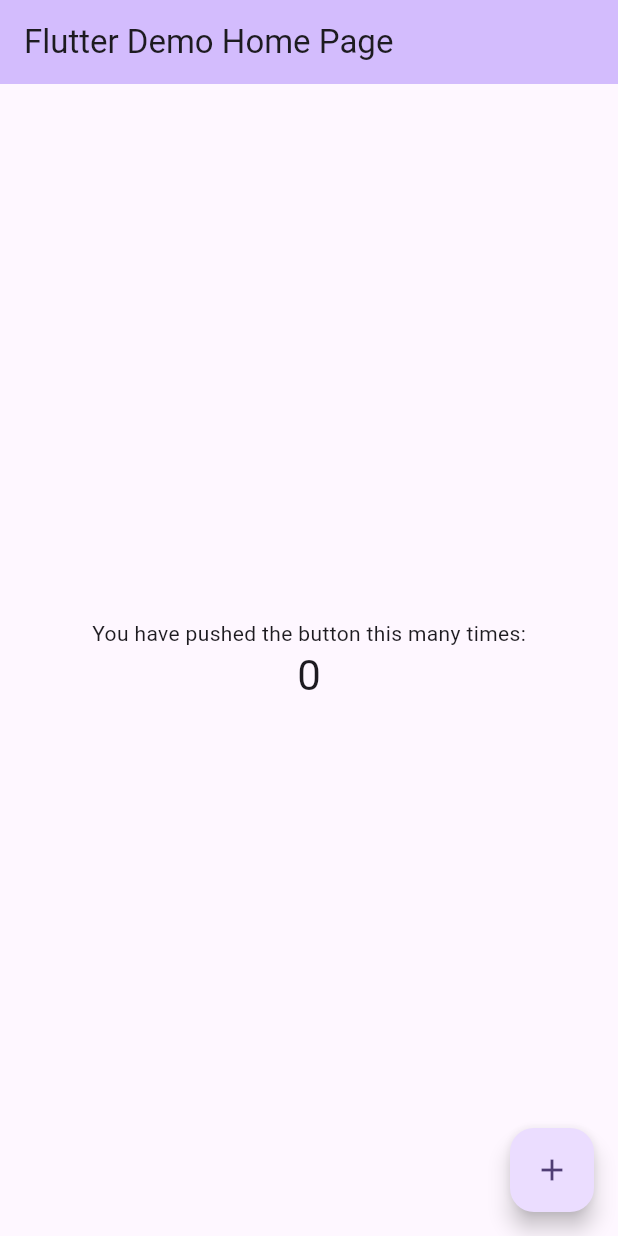
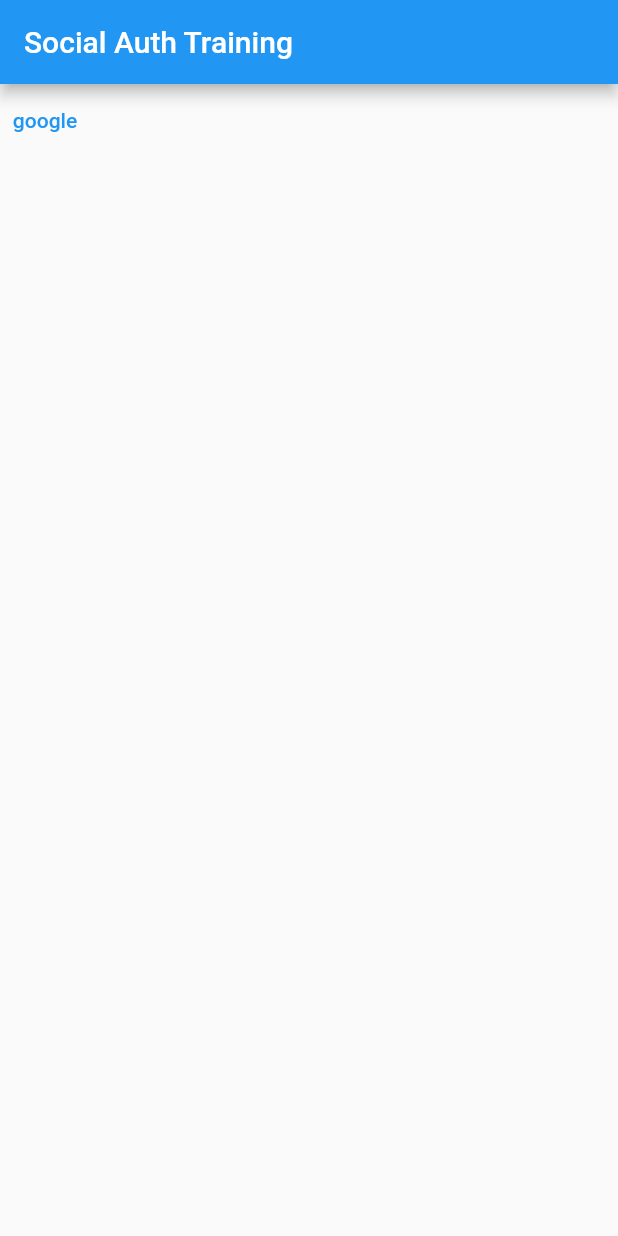
Before and after one commit to sternisien/bloc_social_auth_training, a Flutter app: the screen it shows after launch, on a phone screen of 412 x 824 dp. Run offline on Flutter 3.47's test engine with Material 2 defaults, Android fonts, the light colour scheme and no system bars; our stand-ins replace firebase_auth, firebase_core, flutter_bloc, google_sign_in; accounts and stored records are empty; generated files the repository leaves out were written again.

Commit message:
bloc nav bar + auth

```diff
--- /dev/null
+++ b/lib/bloc/authentification/auth_bloc.dart
@@ -0,0 +1,36 @@
+import 'package:bloc_social_auth_training/bloc/authentification/events/auth_event_check_already_sign_in.dart';
+import 'package:bloc_social_auth_training/bloc/authentification/events/auth_event_sign_in.dart';
+import 'package:bloc_social_auth_training/bloc/authentification/events/auth_event_sign_out.dart';
+import 'package:bloc_social_auth_training/bloc/authentification/states/auth_state.dart';
+import 'package:bloc_social_auth_training/bloc/authentification/states/auth_state_logged.dart';
+import 'package:bloc_social_auth_training/bloc/authentification/states/auth_state_logged_out.dart';
+import 'package:bloc_social_auth_training/bloc/authentification/states/auth_state_uninitialize.dart';
+import 'package:bloc_social_auth_training/services/auth_service.dart';
+import 'package:firebase_auth/firebase_auth.dart';
+import 'package:flutter_bloc/flutter_bloc.dart';
+import 'package:google_sign_in/google_sign_in.dart';
+
+import 'events/auth_event.dart';
+
+class AuthBloc extends Bloc<AuthEvent, AuthState> {
+  AuthBloc(AuthService authService) : super(AuthStateUninitialize()) {
+    on<AuthEventCheckAlreadySignIn>((event, emit) => {
+          if (authService.isSignInWithFirebase())
+            {emit(AuthStateLogged(user: authService.getCurrentUser()))}
+        });
+    on<AuthEventSignIn>((event, emit) async {
+      final GoogleSignInAuthentication googleAuthenticationAccount =
+          await authService.signInWithGoogle();
+      await authService.signInToFirestore(
+          googleSignInAuthentication: googleAuthenticationAccount);
+      emit(AuthStateLogged(user: FirebaseAuth.instance.currentUser));
+    });
+
+    on<AuthEventSignOut>((event, emit) {
+      try {
+        authService.signOutFromFirebase(event.getCurrentUser());
+      } catch (e) {}
+      emit(AuthStateLoggedOut());
+    });
+  }
+}
--- /dev/null
+++ b/lib/bloc/authentification/events/auth_event.dart
@@ -0,0 +1 @@
+abstract class AuthEvent {}
--- /dev/null
+++ b/lib/bloc/authentification/events/auth_event_check_already_sign_in.dart
@@ -0,0 +1,3 @@
+import 'package:bloc_social_auth_training/bloc/authentification/events/auth_event.dart';
+
+class AuthEventCheckAlreadySignIn extends AuthEvent {}
--- /dev/null
+++ b/lib/bloc/authentification/events/auth_event_sign_in.dart
@@ -0,0 +1,3 @@
+import 'package:bloc_social_auth_training/bloc/authentification/events/auth_event.dart';
+
+class AuthEventSignIn extends AuthEvent {}
--- /dev/null
+++ b/lib/bloc/authentification/events/auth_event_sign_out.dart
@@ -0,0 +1,14 @@
+import 'package:bloc_social_auth_training/bloc/authentification/events/auth_event.dart';
+import 'package:firebase_auth/firebase_auth.dart';
+
+class AuthEventSignOut extends AuthEvent {
+  late User? _currentUser;
+
+  AuthEventSignOut(User? currentUser) {
+    _currentUser = currentUser;
+  }
+
+  User? getCurrentUser() {
+    return _currentUser;
+  }
+}
--- /dev/null
+++ b/lib/bloc/authentification/states/auth_state.dart
@@ -0,0 +1,11 @@
+import 'package:firebase_auth/firebase_auth.dart';
+
+abstract class AuthState {
+  final User? _currentUser;
+
+  AuthState(User? user) : _currentUser = user;
+
+  User? getCurrentUser() {
+    return _currentUser;
+  }
+}
--- /dev/null
+++ b/lib/bloc/authentification/states/auth_state_logged.dart
@@ -0,0 +1,6 @@
+import 'package:bloc_social_auth_training/bloc/authentification/states/auth_state.dart';
+import 'package:firebase_auth/firebase_auth.dart';
+
+class AuthStateLogged extends AuthState {
+  AuthStateLogged({required User? user}) : super(user);
+}
--- /dev/null
+++ b/lib/bloc/authentification/states/auth_state_logged_out.dart
@@ -0,0 +1,5 @@
+import 'package:bloc_social_auth_training/bloc/authentification/states/auth_state.dart';
+
+class AuthStateLoggedOut extends AuthState {
+  AuthStateLoggedOut() : super(null);
+}
--- /dev/null
+++ b/lib/bloc/authentification/states/auth_state_uninitialize.dart
@@ -0,0 +1,5 @@
+import 'package:bloc_social_auth_training/bloc/authentification/states/auth_state.dart';
+
+class AuthStateUninitialize extends AuthState {
+  AuthStateUninitialize() : super(null);
+}
--- a/lib/main.dart
+++ b/lib/main.dart
@@ -1,125 +1,41 @@
+import 'package:bloc_social_auth_training/bloc/authentification/auth_bloc.dart';
+import 'package:bloc_social_auth_training/bloc/authentification/events/auth_event_check_already_sign_in.dart';
+import 'package:bloc_social_auth_training/bloc/authentification/states/auth_state.dart';
+import 'package:bloc_social_auth_training/bloc/authentification/states/auth_state_logged_out.dart';
+import 'package:bloc_social_auth_training/bloc/authentification/states/auth_state_uninitialize.dart';
+import 'package:bloc_social_auth_training/firebase_options.dart';
+import 'package:bloc_social_auth_training/services/auth_service.dart';
+import 'package:bloc_social_auth_training/views/login.dart';
+import 'package:bloc_social_auth_training/views/welcome.dart';
+import 'package:firebase_core/firebase_core.dart';
 import 'package:flutter/material.dart';
+import 'package:flutter_bloc/flutter_bloc.dart';
 
-void main() {
-  runApp(const MyApp());
+main() async {
+  WidgetsFlutterBinding.ensureInitialized();
+  Firebase.initializeApp(options: DefaultFirebaseOptions.currentPlatform);
+  runApp(
+    MaterialApp(
+      home: BlocProvider<AuthBloc>(
+        create: (context) => AuthBloc(AuthService()),
+        child: Home(),
+      ),
+    ),
+  );
 }
 
-class MyApp extends StatelessWidget {
-  const MyApp({super.key});
-
-  // This widget is the root of your application.
-  @override
-  Widget build(BuildContext context) {
-    return MaterialApp(
-      title: 'Flutter Demo',
-      theme: ThemeData(
-        // This is the theme of your application.
-        //
-        // TRY THIS: Try running your application with "flutter run". You'll see
-        // the application has a blue toolbar. Then, without quitting the app,
-        // try changing the seedColor in the colorScheme below to Colors.green
-        // and then invoke "hot reload" (save your changes or press the "hot
-        // reload" button in a Flutter-supported IDE, or press "r" if you used
-        // the command line to start the app).
-        //
-        // Notice that the counter didn't reset back to zero; the application
-        // state is not lost during the reload. To reset the state, use hot
-        // restart instead.
-        //
-        // This works for code too, not just values: Most code changes can be
-        // tested with just a hot reload.
-        colorScheme: ColorScheme.fromSeed(seedColor: Colors.deepPurple),
-        useMaterial3: true,
-      ),
-      home: const MyHomePage(title: 'Flutter Demo Home Page'),
-    );
-  }
-}
-
-class MyHomePage extends StatefulWidget {
-  const MyHomePage({super.key, required this.title});
-
-  // This widget is the home page of your application. It is stateful, meaning
-  // that it has a State object (defined below) that contains fields that affect
-  // how it looks.
-
-  // This class is the configuration for the state. It holds the values (in this
-  // case the title) provided by the parent (in this case the App widget) and
-  // used by the build method of the State. Fields in a Widget subclass are
-  // always marked "final".
-
-  final String title;
-
-  @override
-  State<MyHomePage> createState() => _MyHomePageState();
-}
-
-class _MyHomePageState extends State<MyHomePage> {
-  int _counter = 0;
-
-  void _incrementCounter() {
-    setState(() {
-      // This call to setState tells the Flutter framework that something has
-      // changed in this State, which causes it to rerun the build method below
-      // so that the display can reflect the updated values. If we changed
-      // _counter without calling setState(), then the build method would not be
-      // called again, and so nothing would appear to happen.
-      _counter++;
-    });
-  }
+class Home extends StatelessWidget {
+  const Home({super.key});
 
   @override
   Widget build(BuildContext context) {
-    // This method is rerun every time setState is called, for instance as done
-    // by the _incrementCounter method above.
-    //
-    // The Flutter framework has been optimized to make rerunning build methods
-    // fast, so that you can just rebuild anything that needs updating rather
-    // than having to individually change instances of widgets.
-    return Scaffold(
-      appBar: AppBar(
-        // TRY THIS: Try changing the color here to a specific color (to
-        // Colors.amber, perhaps?) and trigger a hot reload to see the AppBar
-        // change color while the other colors stay the same.
-        backgroundColor: Theme.of(context).colorScheme.inversePrimary,
-        // Here we take the value from the MyHomePage object that was created by
-        // the App.build method, and use it to set our appbar title.
-        title: Text(widget.title),
-      ),
-      body: Center(
-        // Center is a layout widget. It takes a single child and positions it
-        // in the middle of the parent.
-        child: Column(
-          // Column is also a layout widget. It takes a list of children and
-          // arranges them vertically. By default, it sizes itself to fit its
-          // children horizontally, and tries to be as tall as its parent.
-          //
-          // Column has various properties to control how it sizes itself and
-          // how it positions its children. Here we use mainAxisAlignment to
-          // center the children vertically; the main axis here is the vertical
-          // axis because Columns are vertical (the cross axis would be
-          // horizontal).
-          //
-          // TRY THIS: Invoke "debug painting" (choose the "Toggle Debug Paint"
-          // action in the IDE, or press "p" in the console), to see the
-          // wireframe for each widget.
-          mainAxisAlignment: MainAxisAlignment.center,
-          children: <Widget>[
-            const Text(
-              'You have pushed the button this many times:',
-            ),
-            Text(
-              '$_counter',
-              style: Theme.of(context).textTheme.headlineMedium,
-            ),
-          ],
-        ),
-      ),
-      floatingActionButton: FloatingActionButton(
-        onPressed: _incrementCounter,
-        tooltip: 'Increment',
-        child: const Icon(Icons.add),
-      ), // This trailing comma makes auto-formatting nicer for build methods.
-    );
+    context.read<AuthBloc>().add(AuthEventCheckAlreadySignIn());
+    return BlocBuilder<AuthBloc, AuthState>(builder: (context, state) {
+      if (state is AuthStateUninitialize || state is AuthStateLoggedOut) {
+        return Login();
+      } else {
+        return Welcome();
+      }
+    });
   }
 }
--- /dev/null
+++ b/lib/services/auth_service.dart
@@ -0,0 +1,73 @@
+import 'package:firebase_auth/firebase_auth.dart';
+import 'package:google_sign_in/google_sign_in.dart';
+
+class AuthService {
+  static final AuthService _instance = AuthService._constructor();
+  late GoogleSignIn _googleSignIn;
+
+  ///constructeur privé - singleton
+  AuthService._constructor() {
+    ///variable initialisé au constructeur ne nécessite pas d'etre réinstancier à chaque passage
+    ///à la fonction signInWithGoogle , un seul utilisateur sur l'application
+    _googleSignIn = GoogleSignIn();
+  }
+
+  factory AuthService() => _instance;
+
+  ///Fonction permettant de déclencher la connexion au compte Google
+  Future<GoogleSignInAuthentication> signInWithGoogle() async {
+    GoogleSignInAccount? googleSignInAccount = _googleSignIn.currentUser;
+    if (googleSignInAccount != null) {
+      return googleSignInAccount.authentication;
+    }
+
+    final GoogleSignInAccount? googleAccountSignIn =
+        await _googleSignIn.signIn();
+
+    if (googleAccountSignIn == null) {
+      throw Exception("Impossible de se connecter à Google");
+    }
+
+    final GoogleSignInAuthentication googleAuthenticationAccount =
+        await googleAccountSignIn.authentication;
+    return googleAuthenticationAccount;
+  }
+
+  Future<User?> signInToFirestore(
+      {required GoogleSignInAuthentication googleSignInAuthentication}) async {
+    User? user = FirebaseAuth.instance.currentUser;
+    if (user != null) {
+      return user;
+    }
+
+    final AuthCredential credential = GoogleAuthProvider.credential(
+      accessToken: googleSignInAuthentication.accessToken,
+      idToken: googleSignInAuthentication.idToken,
+    );
+    try {
+      await FirebaseAuth.instance.signInWithCredential(credential);
+      user = FirebaseAuth.instance.currentUser;
+    } catch (e) {}
+
+    return user;
+  }
+
+  void signOutFromFirebase(User? user) {
+    if (user == null) {
+      throw Exception();
+    }
+    //je me déconnecte de firebase
+    FirebaseAuth.instance.signOut();
+    //je déconnecte le compte google qui a servit à se connecter à firebase
+    _googleSignIn.signOut();
+  }
+
+  /// Fonction permettante de récupérer le user du compte google utiliser par l'utilisateur
+  User? getCurrentUser() {
+    return FirebaseAuth.instance.currentUser;
+  }
+
+  bool isSignInWithFirebase() {
+    return getCurrentUser() != null;
+  }
+}
--- /dev/null
+++ b/lib/views/login.dart
@@ -0,0 +1,42 @@
+import 'package:bloc_social_auth_training/bloc/authentification/auth_bloc.dart';
+import 'package:bloc_social_auth_training/bloc/authentification/events/auth_event_sign_in.dart';
+import 'package:bloc_social_auth_training/services/auth_service.dart';
+import 'package:flutter/material.dart';
+import 'package:flutter_bloc/flutter_bloc.dart';
+
+class Login extends StatefulWidget {
+  const Login({super.key});
+
+  @override
+  State<Login> createState() => _LoginState();
+}
+
+class _LoginState extends State<Login> {
+  String currentUser = "empty";
+  AuthService authService = AuthService();
+
+  @override
+  Widget build(BuildContext context) {
+    return Scaffold(
+      appBar: AppBar(
+        title: const Text("Social Auth Training"),
+      ),
+      body: Column(
+        crossAxisAlignment: CrossAxisAlignment.center,
+        children: [
+          TextButton(
+            style: ButtonStyle(
+              minimumSize: MaterialStateProperty.all(
+                const Size(60.0, 30.0),
+              ),
+            ),
+            onPressed: () async {
+              context.read<AuthBloc>().add(AuthEventSignIn());
+            },
+            child: Text("google"),
+          ),
+        ],
+      ),
+    );
+  }
+}
--- a/pubspec.yaml
+++ b/pubspec.yaml
@@ -35,6 +35,12 @@ dependencies:
   # The following adds the Cupertino Icons font to your application.
   # Use with the CupertinoIcons class for iOS style icons.
   cupertino_icons: ^1.0.2
+  flutter_bloc: ^8.1.3
+  sign_in_with_apple: ^5.0.0
+  google_sign_in: ^6.1.5
+  firebase_core: ^2.15.1
+  firebase_auth: ^4.9.0
+  cloud_firestore: ^4.4.4
 
 dev_dependencies:
   flutter_test:
```
Also changed, not shown: lib/bloc/navigation_bar/events/on_tap_item_navbar_event.dart (added, +11 -0 lines), lib/bloc/navigation_bar/navigation_bar_bloc.dart (added, +15 -0 lines), lib/bloc/navigation_bar/states/nav_state.dart (added, +11 -0 lines), lib/views/welcome.dart (added, +86 -0 lines), pubspec.lock, 15 other files.
